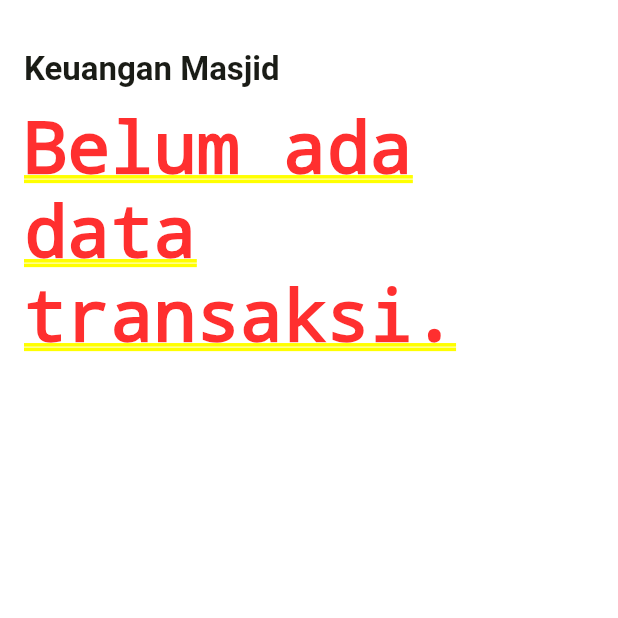
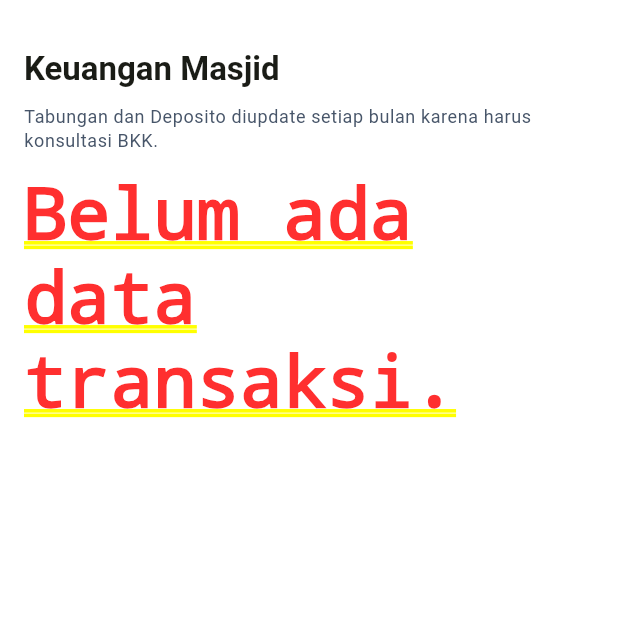
Before and after one commit to aquilaibrahimovic/taamin, a Flutter app: the KeuanganPage screen opened directly, on a phone screen of 412 x 824 dp, the top half of it. Run offline on Flutter 3.47's test engine with Material 3 defaults, Android fonts, the phone set to English and light mode, and no system bars; our stand-ins replace cloud_firestore, file_picker, firebase_auth, firebase_core, shared_preferences; missing offline and left inert: excel, window_size; accounts and stored records are empty.

Commit message:
keuangan 17

```diff
--- /dev/null
+++ b/devtools_options.yaml
@@ -0,0 +1,3 @@
+description: This file stores settings for Dart & Flutter DevTools.
+documentation: https://docs.flutter.dev/tools/devtools/extensions#configure-extension-enablement-states
+extensions:
--- a/lib/pages/keuangan.dart
+++ b/lib/pages/keuangan.dart
@@ -432,6 +432,13 @@
               title: 'Keuangan',
               children: [
                 const SectionTitle('Keuangan Masjid', level: 1),
+                Text(
+                  'Tabungan dan Deposito diupdate setiap bulan karena harus konsultasi BKK.',
+                  style: Theme.of(context).textTheme.bodySmall?.copyWith(
+                    color: context.appColors.textColor2,
+                  ),
+                ),
+                const SizedBox(height: 12),
                 StreamBuilder<QuerySnapshot>(
                   stream: transaksiStream,
                   builder: (context, txSnap) {
```
